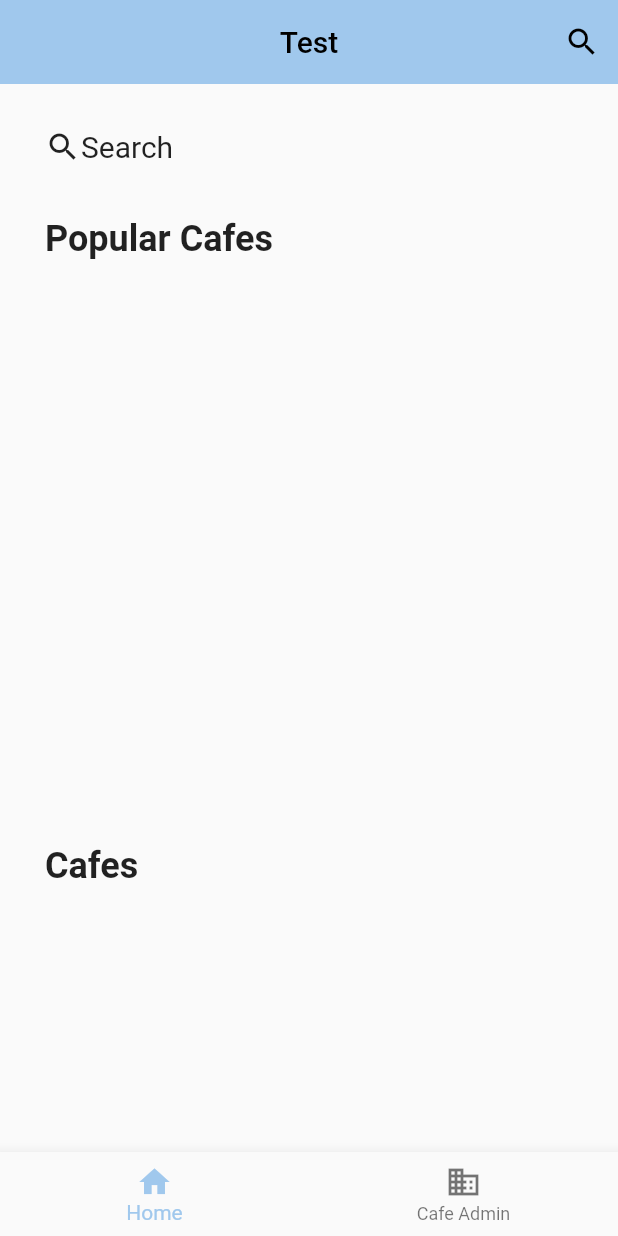
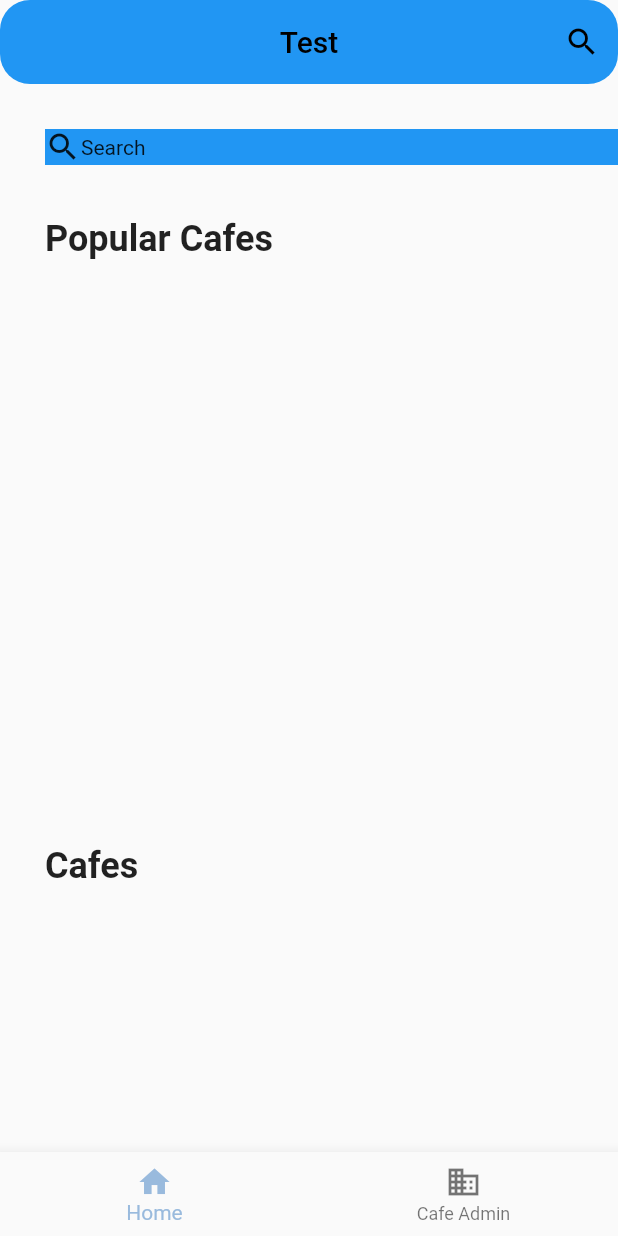
Before and after one commit to yangrchen/comp523-cafe-reservation, a Flutter app: the screen it shows after launch, on a phone screen of 412 x 824 dp. Run offline on Flutter 3.47's test engine with Material 2 defaults, Android fonts, the phone set to English and light mode, and no system bars; our stand-ins replace cloud_firestore, firebase_core; accounts and stored records are empty.

Commit message:
Revert "Refactor UI and set up for cafe info page"

```diff
--- a/cafe_reservation/lib/main.dart
+++ b/cafe_reservation/lib/main.dart
@@ -39,12 +39,7 @@ class _AppState extends State<App> {
             debugShowCheckedModeBanner: false,
             title: 'Cafe Reservation System',
             theme: ThemeData(
-                colorScheme: ColorScheme.fromSwatch(
-                  primarySwatch: Utils.createMaterialColor(
-                    Color(0xFFA0C8ED),
-                  ),
-                ),
-                primaryColor: Color(0xFFA0C8ED),
+              primarySwatch: Utils.carolinaBlue,
             ),
             home: Scaffold(
               body: _widgetOptions.elementAt(_selectedIndex),
@@ -60,12 +55,14 @@ class _AppState extends State<App> {
                   ),
                 ],
                 currentIndex: _selectedIndex,
+                selectedItemColor: Utils.carolinaBlue,
                 onTap: _onItemTapped,
               ),
             ),
           );
         }
         return const CircularProgressIndicator();
-        });
+        }
+    );
   }
 }
--- a/cafe_reservation/lib/pages/home_page.dart
+++ b/cafe_reservation/lib/pages/home_page.dart
@@ -1,7 +1,6 @@
 import 'package:cafe_reservation/widgets/cafe_list.dart';
 import 'package:cafe_reservation/widgets/cafe_search.dart';
 import 'package:flutter/material.dart';
-
 class HomePage extends StatefulWidget {
   const HomePage({Key? key}) : super(key: key);
 
@@ -13,17 +12,15 @@ class _HomePageState extends State<HomePage> {
   Widget _searchBar(BuildContext context) {
     return Container(
       width: 100,
+      color: Colors.blue,
       child: Row(
         children: <Widget>[
           Icon(Icons.search),
           GestureDetector(
             onTap: () {
-              showSearch(context: context, delegate: CafeSearch());
+              // log('tapped');
             },
-            child: Text(
-              'Search',
-              style: TextStyle(fontSize: 20),
-            ),
+            child: Text('Search'),
           ),
         ],
       ),
@@ -49,6 +46,11 @@ class _HomePageState extends State<HomePage> {
       appBar: AppBar(
         title: const Text(title),
         elevation: 0,
+        backgroundColor: Colors.blue,
+        foregroundColor: Colors.black,
+        shape: RoundedRectangleBorder(
+          borderRadius: BorderRadius.circular(20),
+        ),
         centerTitle: true,
         actions: [
           IconButton(
--- a/cafe_reservation/lib/utils.dart
+++ b/cafe_reservation/lib/utils.dart
@@ -3,25 +3,19 @@ import 'dart:collection';
 import 'package:flutter/material.dart';
 
 class Utils {
-  static MaterialColor createMaterialColor(Color color) {
-    List strengths = <double>[.05];
-    final swatch = <int, Color>{};
-    final int r = color.red, g = color.green, b = color.blue;
-
-    for (int i = 1; i < 10; i++) {
-      strengths.add(0.1 * i);
-    }
-    strengths.forEach((strength) {
-      final double ds = 0.5 - strength;
-      swatch[(strength * 1000).round()] = Color.fromRGBO(
-        r + ((ds < 0 ? r : (255 - r)) * ds).round(),
-        g + ((ds < 0 ? g : (255 - g)) * ds).round(),
-        b + ((ds < 0 ? b : (255 - b)) * ds).round(),
-        1,
-      );
-    });
-    return MaterialColor(color.value, swatch);
-  }
+  static Map<int, Color> color = {
+    50: const Color.fromRGBO(153, 186, 221, .1),
+    100: const Color.fromRGBO(153, 186, 221, .2),
+    200: const Color.fromRGBO(153, 186, 221, .3),
+    300: const Color.fromRGBO(153, 186, 221, .4),
+    400: const Color.fromRGBO(153, 186, 221, .5),
+    500: const Color.fromRGBO(153, 186, 221, .6),
+    600: const Color.fromRGBO(153, 186, 221, .7),
+    700: const Color.fromRGBO(153, 186, 221, .8),
+    800: const Color.fromRGBO(153, 186, 221, .9),
+    900: const Color.fromRGBO(153, 186, 221, 1),
+  };
+  static MaterialColor carolinaBlue = MaterialColor(0xFF99badd, color);
 }
 
 class Defaultdict<K, V> extends MapBase<K, V> {
```
Also changed, not shown: cafe_reservation/lib/cafe_info.dart (added, +23 -0 lines), cafe_reservation/lib/widgets/cafe_info.dart (deleted, +0 -38 lines), cafe_reservation/lib/widgets/cafe_list.dart (+6 -1 lines). Lines whose indentation alone changed are shown as unchanged.
